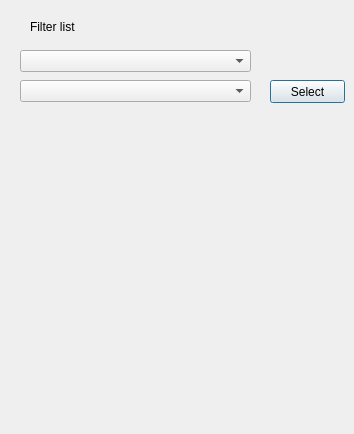
Before: the Qt Designer form RawFilter.ui in danielefil/MCircus_GUI, drawn with Qt 5.
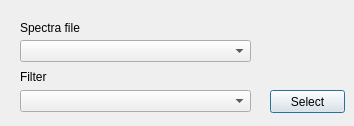
After: the same form once the commit is applied.

Patch:
```diff
--- a/RawFilter.ui
+++ b/RawFilter.ui
@@ -7,7 +7,7 @@
     <x>0</x>
     <y>0</y>
     <width>354</width>
-    <height>434</height>
+    <height>126</height>
    </rect>
   </property>
   <property name="windowTitle">
@@ -17,7 +17,7 @@
    <property name="geometry">
     <rect>
      <x>270</x>
-     <y>80</y>
+     <y>90</y>
      <width>75</width>
      <height>23</height>
     </rect>
@@ -30,7 +30,7 @@
    <property name="geometry">
     <rect>
      <x>20</x>
-     <y>80</y>
+     <y>40</y>
      <width>231</width>
      <height>22</height>
     </rect>
@@ -39,24 +39,37 @@
   <widget class="QLabel" name="label">
    <property name="geometry">
     <rect>
-     <x>30</x>
+     <x>20</x>
      <y>20</y>
+     <width>91</width>
+     <height>16</height>
+    </rect>
+   </property>
+   <property name="text">
+    <string>Spectra file</string>
+   </property>
+  </widget>
+  <widget class="QComboBox" name="Filter_CBox">
+   <property name="geometry">
+    <rect>
+     <x>20</x>
+     <y>90</y>
+     <width>231</width>
+     <height>22</height>
+    </rect>
+   </property>
+  </widget>
+  <widget class="QLabel" name="label_2">
+   <property name="geometry">
+    <rect>
+     <x>20</x>
+     <y>70</y>
      <width>47</width>
      <height>13</height>
     </rect>
    </property>
    <property name="text">
-    <string>Filter list</string>
-   </property>
-  </widget>
-  <widget class="QComboBox" name="comboBox_2">
-   <property name="geometry">
-    <rect>
-     <x>20</x>
-     <y>50</y>
-     <width>231</width>
-     <height>22</height>
-    </rect>
+    <string>Filter</string>
    </property>
   </widget>
  </widget>
```
Left out of the diff: 4 changed lines with no effect on the pictures.
